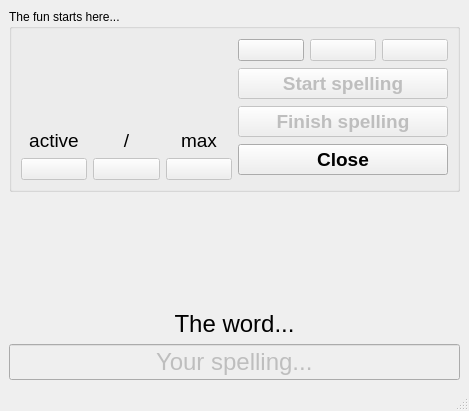
The window that mainwindow.ui (davidlamhauge/daspelling) describes before a commit, drawn with Qt 5.
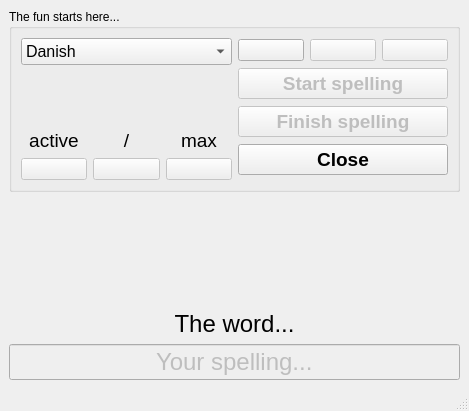
The same window after the commit. Icons and pictures are not drawn.

Commit message: Change language after restart working

```diff
--- a/mainwindow.ui
+++ b/mainwindow.ui
@@ -25,6 +25,25 @@
         <layout class="QHBoxLayout" name="horizontalLayout_5">
          <item>
           <layout class="QVBoxLayout" name="verticalLayout_3">
+           <item>
+            <widget class="QComboBox" name="cbLanguages">
+             <property name="font">
+              <font>
+               <pointsize>12</pointsize>
+              </font>
+             </property>
+             <item>
+              <property name="text">
+               <string>Danish</string>
+              </property>
+             </item>
+             <item>
+              <property name="text">
+               <string>English</string>
+              </property>
+             </item>
+            </widget>
+           </item>
            <item>
             <spacer name="verticalSpacer_2">
              <property name="orientation">
```
The commit also changes 6 other files.
